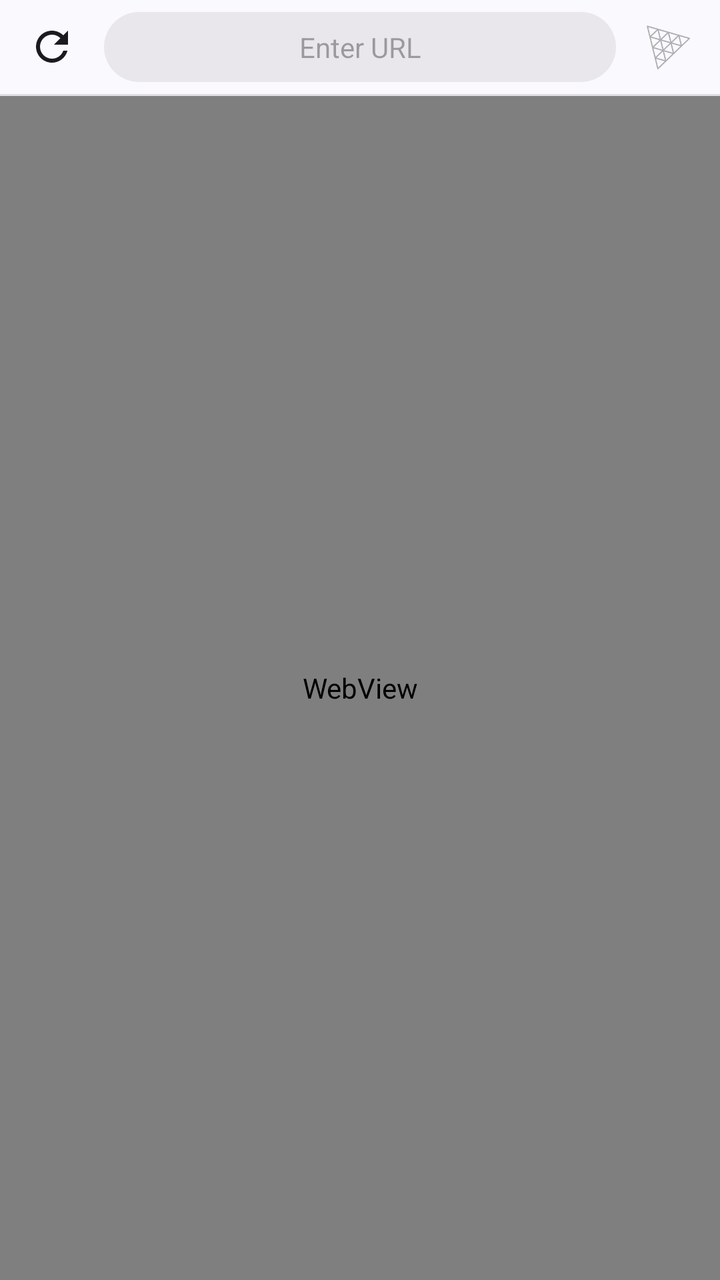
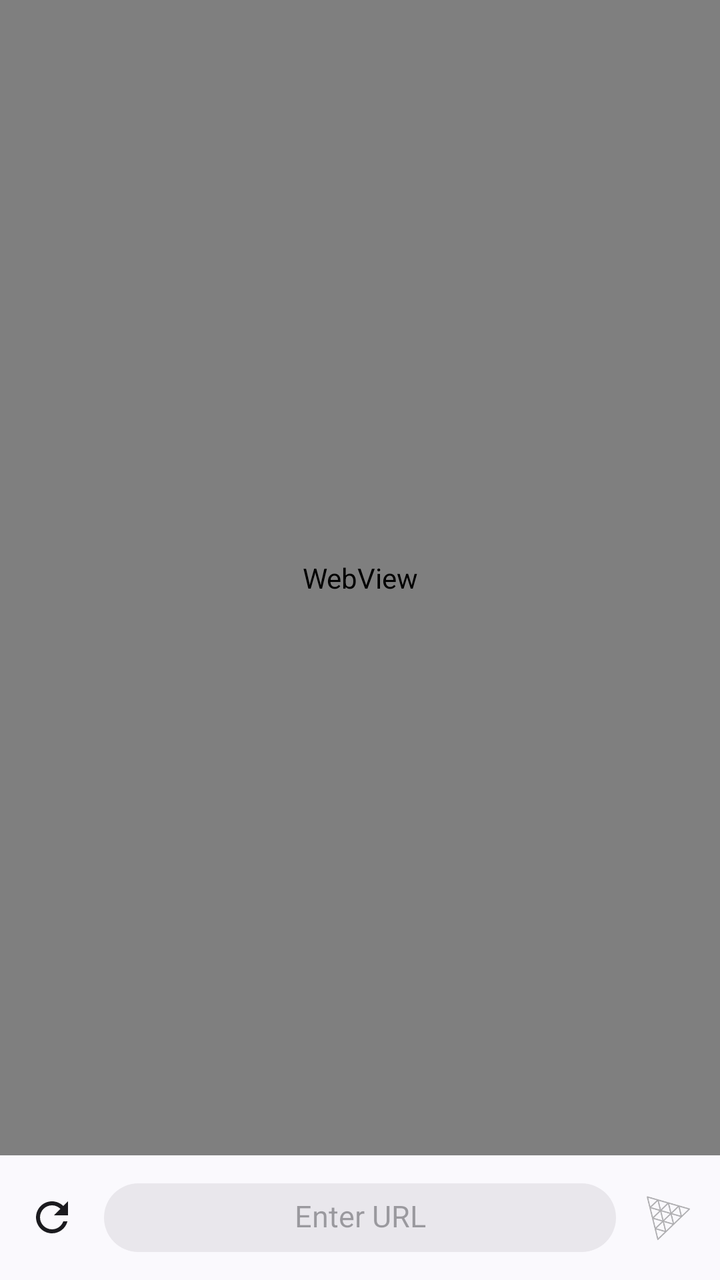

An Android layout rendered at two revisions. The XML below is the earlier revision; the diff shows what the commit changed to produce the second picture.
<!-- AndroidManifest.xml: application theme Theme.ThreeBrowser -->
<!-- res/layout/activity_main.xml -->
<?xml version="1.0" encoding="utf-8"?>
<LinearLayout xmlns:android="http://schemas.android.com/apk/res/android"
    xmlns:app="http://schemas.android.com/apk/res-auto"
    android:layout_width="match_parent"
    android:layout_height="match_parent"
    android:orientation="vertical">

    <LinearLayout
        android:layout_width="match_parent"
        android:layout_height="wrap_content"
        android:orientation="horizontal"
        android:gravity="center_vertical"
        android:paddingHorizontal="8dp"
        android:paddingVertical="6dp"
        android:background="?attr/colorSurface"
        android:clipChildren="false"
        android:clipToPadding="false">

        <ImageButton
            android:id="@+id/reloadButton"
            android:layout_width="24dp"
            android:layout_height="24dp"
            android:layout_marginStart="6dp"
            android:layout_marginEnd="14dp"
            android:scaleType="fitCenter"
            android:src="@drawable/ic_refresh"
            android:background="?attr/selectableItemBackgroundBorderless"
            android:contentDescription="Reload" />

        <EditText
            android:id="@+id/urlBar"
            android:layout_width="0dp"
            android:layout_height="wrap_content"
            android:layout_weight="1"
            android:background="@drawable/url_bar_bubble"
            android:paddingHorizontal="14dp"
            android:paddingVertical="8dp"
            android:gravity="center"
            android:hint="@string/url_hint"
            android:inputType="textUri"
            android:imeOptions="actionGo"
            android:singleLine="true"
            android:textSize="14sp"
            android:importantForAutofill="no" />

        <FrameLayout
            android:layout_width="wrap_content"
            android:layout_height="wrap_content"
            android:layout_marginStart="14dp"
            android:layout_marginEnd="6dp"
            android:clipChildren="false"
            android:clipToPadding="false">

            <ImageView
                android:id="@+id/threeLogo"
                android:layout_width="24dp"
                android:layout_height="24dp"
                android:src="@drawable/three_logo"
                android:alpha="0.3"
                android:contentDescription="three.js detection status" />

            <TextView
                android:id="@+id/revisionBadge"
                android:layout_width="wrap_content"
                android:layout_height="wrap_content"
                android:layout_gravity="bottom|center_horizontal"
                android:layout_marginBottom="-5dp"
                android:background="@drawable/revision_badge_bg"
                android:paddingHorizontal="2dp"
                android:paddingVertical="0dp"
                android:textSize="9sp"
                android:textStyle="bold"
                android:textColor="?attr/colorOnPrimary"
                android:includeFontPadding="false"
                android:visibility="invisible" />

        </FrameLayout>

    </LinearLayout>

    <ProgressBar
        android:id="@+id/progressBar"
        style="?android:attr/progressBarStyleHorizontal"
        android:layout_width="match_parent"
        android:layout_height="2dp"
        android:visibility="gone" />

    <View
        android:layout_width="match_parent"
        android:layout_height="1dp"
        android:background="?attr/colorOutlineVariant"
        android:alpha="0.5" />

    <WebView
        android:id="@+id/webView"
        android:layout_width="match_parent"
        android:layout_height="0dp"
        android:layout_weight="1" />

</LinearLayout>
<!-- resources referenced by this layout -->
<resources>
  <!-- drawable ic_refresh (drawable) -->
  <vector xmlns:android="http://schemas.android.com/apk/res/android"
      android:width="24dp"
      android:height="24dp"
      android:viewportWidth="24"
      android:viewportHeight="24"
      android:tint="?attr/colorOnSurface">
      <path
          android:fillColor="@android:color/white"
          android:pathData="M17.65,6.35C16.2,4.9 14.21,4 12,4c-4.42,0 -7.99,3.58 -7.99,8s3.57,8 7.99,8c3.73,0 6.84,-2.55 7.73,-6h-2.08c-0.82,2.33 -3.04,4 -5.65,4 -3.31,0 -6,-2.69 -6,-6s2.69,-6 6,-6c1.66,0 3.14,0.69 4.22,1.78L13,11h7V4l-2.35,2.35z" />
  </vector>
  <!-- drawable revision_badge_bg (drawable) -->
  <shape xmlns:android="http://schemas.android.com/apk/res/android"
      android:shape="rectangle">
      <solid android:color="?attr/colorPrimary" />
      <corners android:radius="4dp" />
  </shape>
  <!-- drawable three_logo: png bitmap (drawable-night-nodpi, 4770 bytes) -->
  <!-- drawable url_bar_bubble (drawable) -->
  <shape xmlns:android="http://schemas.android.com/apk/res/android"
      android:shape="rectangle">
      <solid android:color="?attr/colorSurfaceContainerHigh" />
      <corners android:radius="20dp" />
  </shape>
  <string name="url_hint">Enter URL</string>
  <style name="Theme.ThreeBrowser" parent="Theme.Material3.DynamicColors.DayNight.NoActionBar" />
</resources>

<!-- the commit's change to res/layout/activity_main.xml (unified diff, before → after) -->
@@ -5,13 +5,23 @@
     android:layout_height="match_parent"
     android:orientation="vertical">
 
+    <WebView
+        android:id="@+id/webView"
+        android:layout_width="match_parent"
+        android:layout_height="0dp"
+        android:layout_weight="1"
+        android:background="@drawable/webview_rounded"
+        android:clipToOutline="true"
+        android:outlineProvider="background" />
+
     <LinearLayout
         android:layout_width="match_parent"
         android:layout_height="wrap_content"
         android:orientation="horizontal"
         android:gravity="center_vertical"
         android:paddingHorizontal="8dp"
-        android:paddingVertical="6dp"
+        android:paddingTop="14dp"
+        android:paddingBottom="14dp"
         android:background="?attr/colorSurface"
         android:clipChildren="false"
         android:clipToPadding="false">
@@ -34,13 +44,14 @@
             android:layout_weight="1"
             android:background="@drawable/url_bar_bubble"
             android:paddingHorizontal="14dp"
-            android:paddingVertical="8dp"
+            android:paddingTop="6dp"
+            android:paddingBottom="8dp"
             android:gravity="center"
             android:hint="@string/url_hint"
             android:inputType="textUri"
             android:imeOptions="actionGo"
             android:singleLine="true"
-            android:textSize="14sp"
+            android:textSize="15sp"
             android:importantForAutofill="no" />
 
         <FrameLayout
@@ -78,23 +89,4 @@
 
     </LinearLayout>
 
-    <ProgressBar
-        android:id="@+id/progressBar"
-        style="?android:attr/progressBarStyleHorizontal"
-        android:layout_width="match_parent"
-        android:layout_height="2dp"
-        android:visibility="gone" />
-
-    <View
-        android:layout_width="match_parent"
-        android:layout_height="1dp"
-        android:background="?attr/colorOutlineVariant"
-        android:alpha="0.5" />
-
-    <WebView
-        android:id="@+id/webView"
-        android:layout_width="match_parent"
-        android:layout_height="0dp"
-        android:layout_weight="1" />
-
 </LinearLayout>
<!-- resource entries referenced after the edit -->
@@ -19,10 +19,27 @@
   </shape>
   <!-- drawable three_logo: png bitmap (drawable-night-nodpi, 4770 bytes) -->
   <!-- drawable url_bar_bubble (drawable) -->
+  <layer-list xmlns:android="http://schemas.android.com/apk/res/android">
+      <item>
+          <shape android:shape="rectangle">
+              <solid android:color="?attr/colorSurfaceContainerHigh" />
+              <corners android:radius="20dp" />
+          </shape>
+      </item>
+      <item android:id="@android:id/progress">
+          <clip android:gravity="left">
+              <shape android:shape="rectangle">
+                  <solid android:color="?attr/colorPrimary" />
+                  <corners android:radius="20dp" />
+              </shape>
+          </clip>
+      </item>
+  </layer-list>
+  <!-- drawable webview_rounded (drawable) -->
   <shape xmlns:android="http://schemas.android.com/apk/res/android"
       android:shape="rectangle">
-      <solid android:color="?attr/colorSurfaceContainerHigh" />
-      <corners android:radius="20dp" />
+      <solid android:color="?attr/colorSurface" />
+      <corners android:radius="16dp" />
   </shape>
   <string name="url_hint">Enter URL</string>
   <style name="Theme.ThreeBrowser" parent="Theme.Material3.DynamicColors.DayNight.NoActionBar" />
